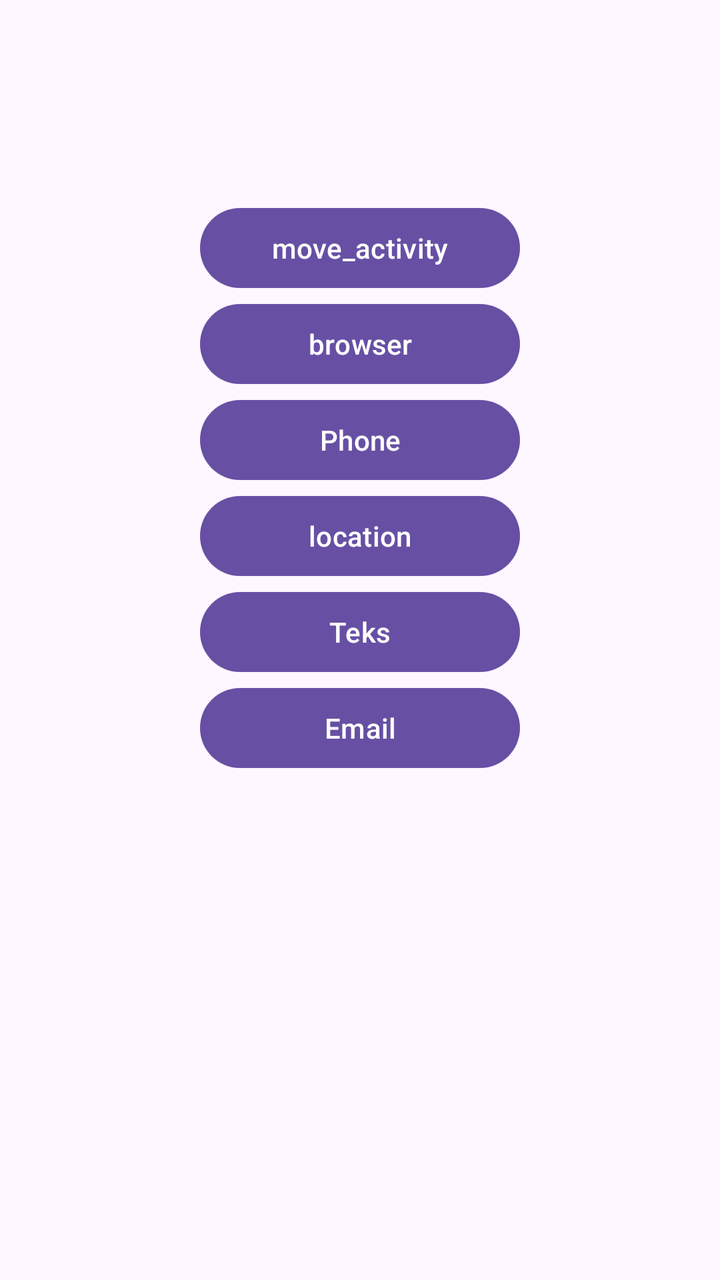
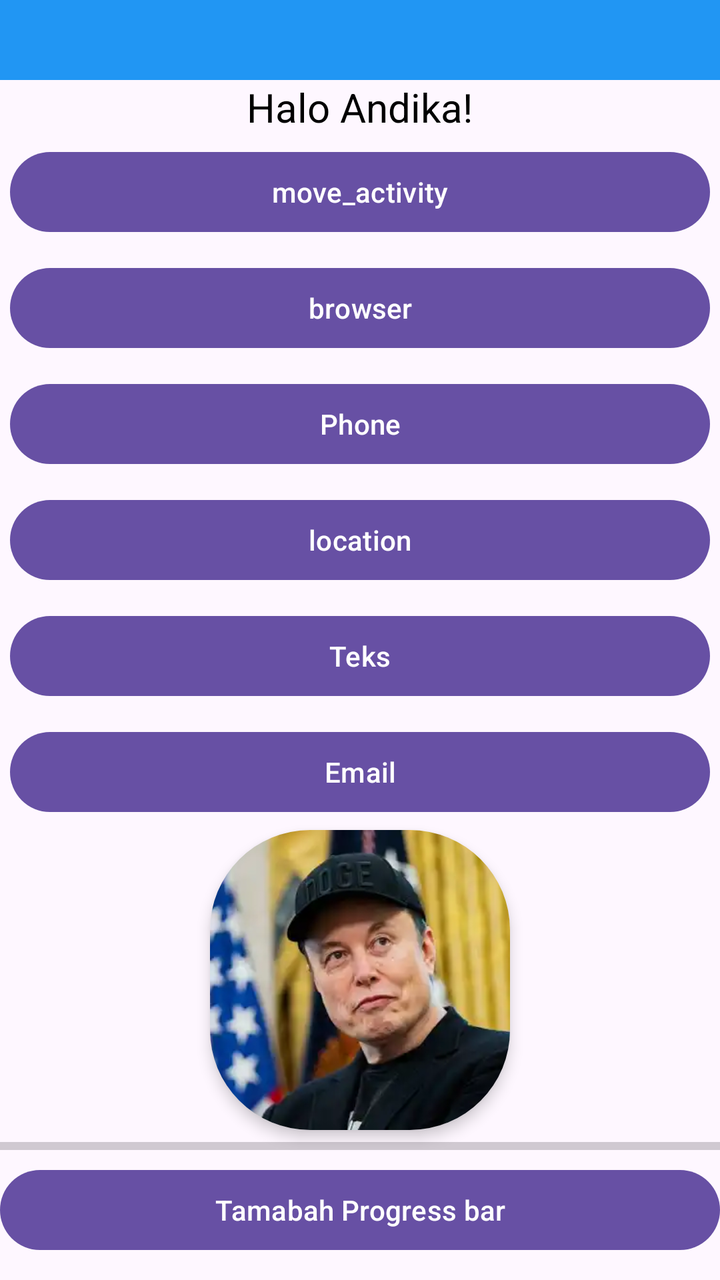

Compare the two renders of this Android layout. The source of the first and the diff that turns it into the second are given below.
<!-- AndroidManifest.xml: application theme Theme.MyIntentApp -->
<!-- res/layout/activity_main.xml -->
<?xml version="1.0" encoding="utf-8"?>
<LinearLayout xmlns:android="http://schemas.android.com/apk/res/android"
    xmlns:app="http://schemas.android.com/apk/res-auto"
    xmlns:tools="http://schemas.android.com/tools"
    android:id="@+id/main"
    android:layout_width="match_parent"
    android:layout_height="match_parent"
    tools:context=".MainActivity"
    android:padding="100dp"
    android:orientation="vertical">

    <Button
        android:id="@+id/btn_move"
        android:layout_width="match_parent"
        android:layout_height="wrap_content"
        android:text="@string/move_activity"/>

    <Button
        android:id="@+id/btn_browser"
        android:layout_width="match_parent"
        android:layout_height="wrap_content"
        android:text="@string/browser"/>

    <Button
        android:id="@+id/btn_phone"
        android:layout_width="match_parent"
        android:layout_height="wrap_content"
        android:text="@string/Phone"/>

    <Button
        android:id="@+id/btn_map"
        android:layout_width="match_parent"
        android:layout_height="wrap_content"
        android:text="@string/Map"/>

    <Button
        android:id="@+id/btn_teks"
        android:layout_width="match_parent"
        android:layout_height="wrap_content"
        android:text="@string/teks"/>

    <Button
        android:id="@+id/btn_email"
        android:layout_width="match_parent"
        android:layout_height="wrap_content"
        android:text="@string/email"/>





</LinearLayout>
<!-- resources referenced by this layout -->
<resources>
  <string name="Map">location</string>
  <string name="Phone">Phone</string>
  <string name="browser">browser</string>
  <string name="email">Email</string>
  <string name="move_activity">move_activity</string>
  <string name="teks">Teks</string>
  <style name="Theme.MyIntentApp" parent="Base.Theme.MyIntentApp" />
  <style name="Base.Theme.MyIntentApp" parent="Theme.Material3.DayNight.NoActionBar">
          
          
      </style>
</resources>

<!-- the commit's change to res/layout/activity_main.xml (unified diff, before → after) -->
@@ -6,47 +6,97 @@
     android:layout_width="match_parent"
     android:layout_height="match_parent"
     tools:context=".MainActivity"
-    android:padding="100dp"
     android:orientation="vertical">
+
+    <androidx.appcompat.widget.Toolbar
+        xmlns:android="http://schemas.android.com/apk/res/android"
+        android:id="@+id/toolbar"
+        android:layout_width="match_parent"
+        android:layout_height="40dp"
+        android:background="#2196F3"
+        android:title="My Application"/>
+
+    <TextView
+        android:id="@+id/tvNama"
+        android:layout_width="wrap_content"
+        android:layout_height="wrap_content"
+        android:layout_gravity="center"
+        android:text="@string/wellcome"
+
+        android:textColor="#000000"
+        android:textSize="20sp" />
 
     <Button
         android:id="@+id/btn_move"
         android:layout_width="match_parent"
         android:layout_height="wrap_content"
-        android:text="@string/move_activity"/>
+        android:layout_margin="5dp"
+        android:text="@string/move_activity" />
 
     <Button
         android:id="@+id/btn_browser"
         android:layout_width="match_parent"
         android:layout_height="wrap_content"
-        android:text="@string/browser"/>
+        android:layout_margin="5dp"
+        android:text="@string/browser" />
 
     <Button
         android:id="@+id/btn_phone"
         android:layout_width="match_parent"
         android:layout_height="wrap_content"
-        android:text="@string/Phone"/>
+        android:layout_margin="5dp"
+        android:text="@string/Phone" />
 
     <Button
         android:id="@+id/btn_map"
         android:layout_width="match_parent"
         android:layout_height="wrap_content"
-        android:text="@string/Map"/>
+        android:layout_margin="5dp"
+        android:text="@string/Map" />
 
     <Button
         android:id="@+id/btn_teks"
         android:layout_width="match_parent"
         android:layout_height="wrap_content"
-        android:text="@string/teks"/>
+        android:layout_margin="5dp"
+        android:text="@string/teks" />
 
     <Button
         android:id="@+id/btn_email"
         android:layout_width="match_parent"
         android:layout_height="wrap_content"
-        android:text="@string/email"/>
+        android:layout_margin="5dp"
+        android:text="@string/email" />
 
 
+    <androidx.cardview.widget.CardView
+        android:layout_width="150dp"
+        android:layout_height="150dp"
+        android:layout_gravity="center"
+        app:cardCornerRadius="50dp"
+        app:cardElevation="4dp"
 
+        >
 
+        <ImageView
+            android:id="@+id/imgProfil"
+            android:layout_width="150dp"
+            android:layout_height="150dp"
+            android:contentDescription="@string/foto_profil"
+            android:scaleType="centerCrop"
+            android:src="@drawable/download" />
 
+    </androidx.cardview.widget.CardView>
+
+    <ProgressBar
+        android:id="@+id/progressBar"
+        style="?android:attr/progressBarStyleHorizontal"
+        android:layout_width="match_parent"
+        android:layout_height="wrap_content" />
+
+    <Button
+        android:id="@+id/btn_progress"
+        android:layout_width="match_parent"
+        android:layout_height="wrap_content"
+        android:text="@string/tamabah_progress_bar"/>
 </LinearLayout>
<!-- resource entries referenced after the edit -->
@@ -1,11 +1,15 @@
 <!-- resources referenced by this layout -->
 <resources>
+  <!-- drawable download: jpg bitmap (drawable, 5540 bytes) -->
   <string name="Map">location</string>
   <string name="Phone">Phone</string>
   <string name="browser">browser</string>
   <string name="email">Email</string>
+  <string name="foto_profil">Foto profil</string>
   <string name="move_activity">move_activity</string>
+  <string name="tamabah_progress_bar">Tamabah Progress bar</string>
   <string name="teks">Teks</string>
+  <string name="wellcome">Halo Andika!</string>
   <style name="Theme.MyIntentApp" parent="Base.Theme.MyIntentApp" />
   <style name="Base.Theme.MyIntentApp" parent="Theme.Material3.DayNight.NoActionBar">
           
